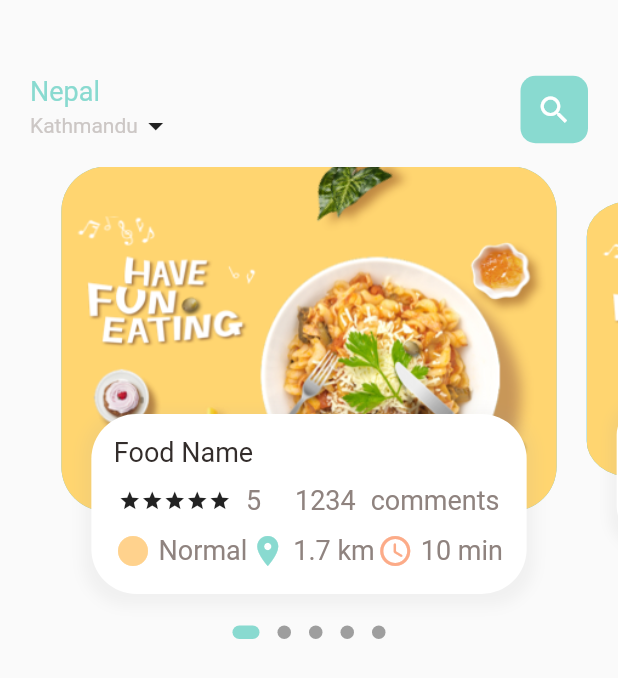
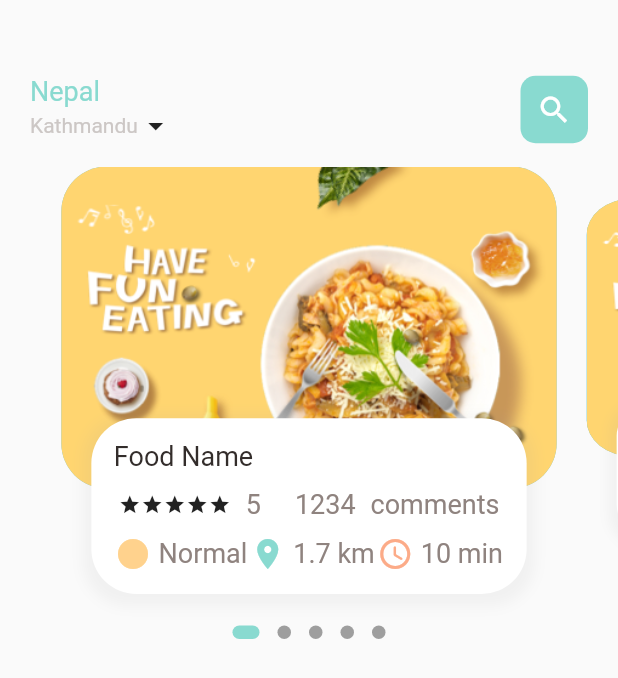
Before and after one commit to roshanxshrestha/food-order, a Flutter app: the screen it shows after launch, on a phone screen of 412 x 824 dp. Shown: the top 678 px of the screen. Run offline on Flutter 3.47's test engine with Material 2 defaults, Android fonts, the phone set to English and light mode, and no system bars; drawn by our look-alikes of dots_indicator; our stand-ins replace get.

Commit message:
food slider update

```diff
--- /dev/null
+++ b/lib/constants/dimension.dart
@@ -0,0 +1,12 @@
+import 'package:get/get.dart';
+
+class Dimension {
+  static double screenHeight = Get.context!.height;
+  static double screenWidth = Get.context!.width;
+  static double pageView = screenHeight / 2.64;
+  static double pageViewContainer = screenHeight / 3.84;
+  static double pageViewTextContainer = screenHeight / 7.03;
+  static double height10 = screenHeight / 84.4;
+  static double height15 = screenHeight / 56.27;
+  static double height20 = screenHeight / 42.2;
+}
--- a/lib/modules/home_page/food_slider.dart
+++ b/lib/modules/home_page/food_slider.dart
@@ -5,6 +5,8 @@ import 'package:flutter/material.dart';
 import 'package:food_delivery/common/customtext.dart';
 import 'package:food_delivery/common/icon_text.dart';
 import 'package:food_delivery/utils/colors.dart';
+
+import '../../constants/dimension.dart';
 
 class MainFoodSlider extends StatefulWidget {
   const MainFoodSlider({Key? key}) : super(key: key);
@@ -17,14 +19,13 @@ class _MainFoodSliderState extends State<MainFoodSlider> {
   PageController pageController = PageController(viewportFraction: 0.85);
   var _currPageValue = 0.0;
   final double _scaleFactor = 0.8;
-  final double _imgHeight = 230;
+  final double _imgHeight = Dimension.pageViewContainer;
   @override
   void initState() {
     super.initState();
     pageController.addListener(() {
       setState(() {
         _currPageValue = pageController.page!;
-        log("Current page =  $_currPageValue");
       });
     });
   }
@@ -63,6 +64,7 @@ class _MainFoodSliderState extends State<MainFoodSlider> {
       ],
     );
   }
+  //food slider animation
 
   Widget _buildSliderItem(int index) {
     Matrix4 matrix = Matrix4.identity();
@@ -109,7 +111,7 @@ class _MainFoodSliderState extends State<MainFoodSlider> {
           Align(
             alignment: Alignment.bottomCenter,
             child: Container(
-              height: 120,
+              height: Dimension.pageViewTextContainer,
               margin: const EdgeInsets.only(left: 30, right: 30, bottom: 15),
               padding: const EdgeInsets.all(15),
               decoration: BoxDecoration(
@@ -128,7 +130,7 @@ class _MainFoodSliderState extends State<MainFoodSlider> {
                 crossAxisAlignment: CrossAxisAlignment.start,
                 children: [
                   CustomText(text: "Food Name"),
-                  const SizedBox(height: 10),
+                  SizedBox(height: Dimension.height10),
                   Row(
                     mainAxisAlignment: MainAxisAlignment.spaceAround,
                     children: [
@@ -145,7 +147,7 @@ class _MainFoodSliderState extends State<MainFoodSlider> {
                               },
                             ),
                           ),
-                          const SizedBox(width: 10),
+                          SizedBox(width: Dimension.height10),
                           CustomText(
                             text: "5",
                             color: AppColors.paraColor,
@@ -168,7 +170,7 @@ class _MainFoodSliderState extends State<MainFoodSlider> {
                       ),
                     ],
                   ),
-                  const SizedBox(height: 10),
+                  SizedBox(height: Dimension.height10),
                   Row(
                     mainAxisAlignment: MainAxisAlignment.spaceAround,
                     children: const [
```
Also changed, not shown: 13 other files.
